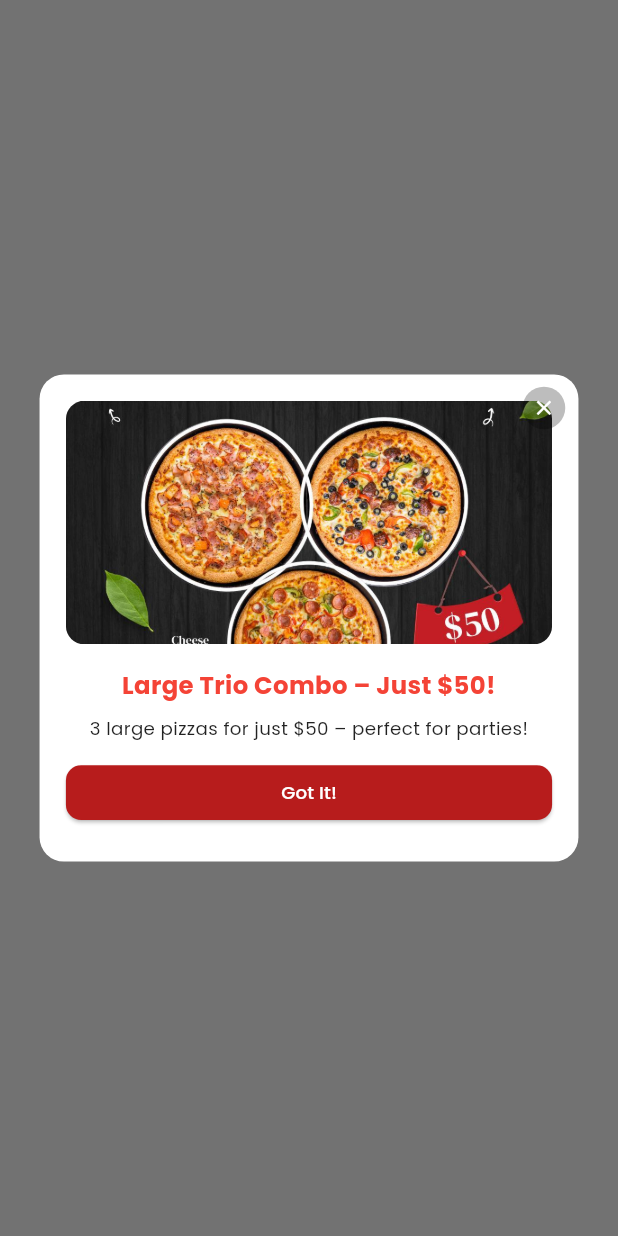
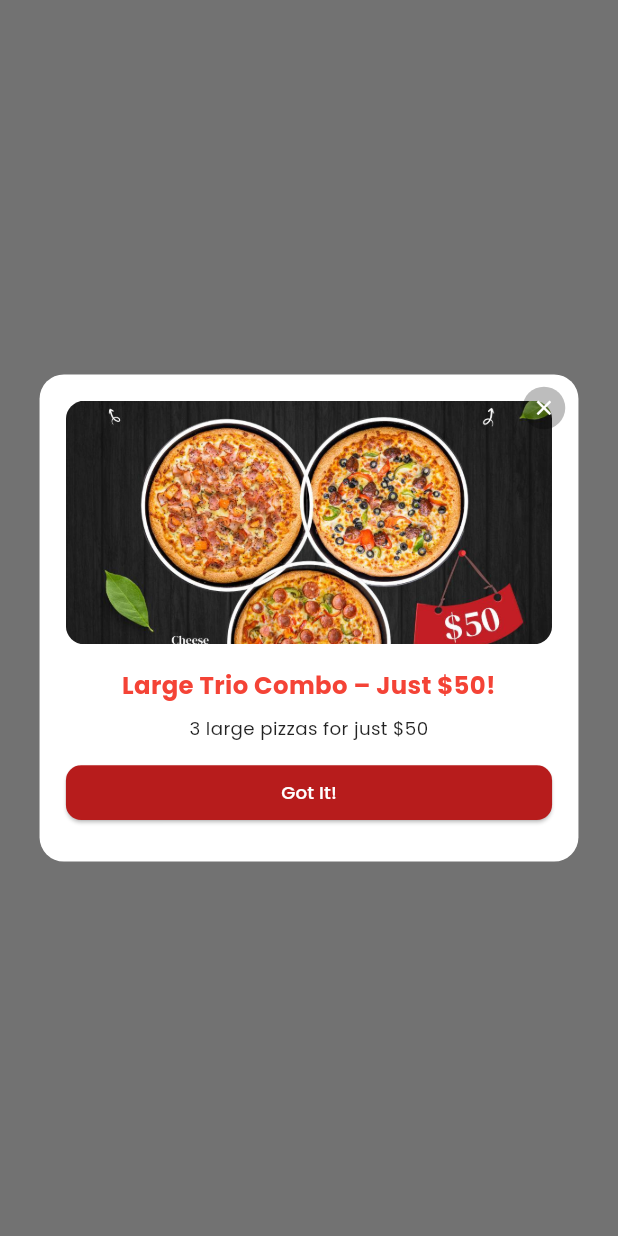
Before and after one commit to pizzaboysvita/flutterapp, a Flutter app: what showSequentialPopups() shows on an empty page, opened directly, on a phone screen of 412 x 824 dp. Run offline on Flutter 3.47's test engine with Material 3 defaults, Android fonts, the phone set to English and light mode, and no system bars; drawn by our look-alikes of flutter_platform_widgets; our stand-ins replace cached_network_image, carousel_slider, flutter_bloc, flutter_screenutil, font_awesome_flutter, lottie and 1 more; network calls fail.

Commit message:
Minior Overflow Problem Fixed

```diff
--- a/lib/core/reusable_widgets/dialogs/offers_popup.dart
+++ b/lib/core/reusable_widgets/dialogs/offers_popup.dart
@@ -115,7 +115,7 @@ void showSequentialPopups(BuildContext context) {
   final List<Map<String, String>> popups = [
     {
       'title': "Large Trio Combo – Just \$50!",
-      'description': "3 large pizzas for just \$50 – perfect for parties!",
+      'description': "3 large pizzas for just \$50 ",
       'image': ImageUrls.comboOffer,
     },
     {
```
Also changed, not shown: 1 other file.
